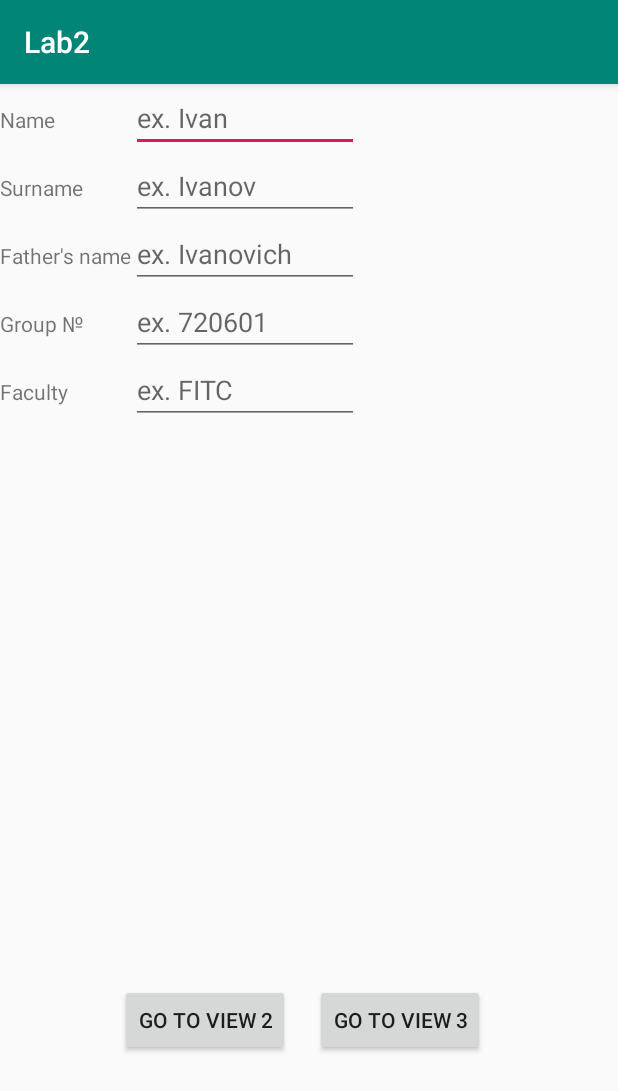
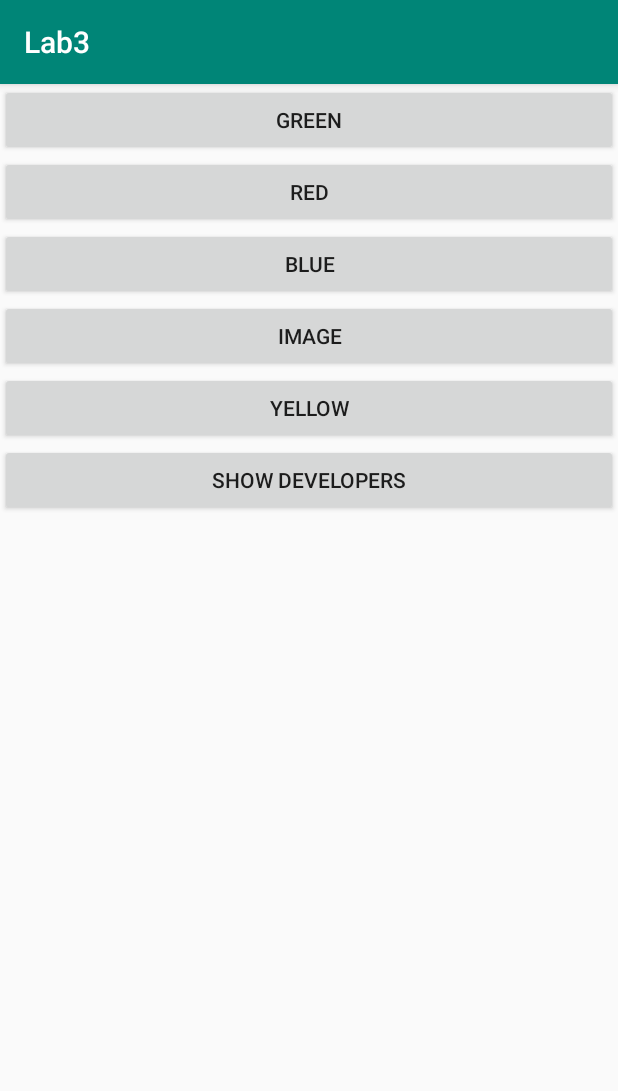
Before and after one commit to SiarheiSvila/JavaAndroidDevelopment, an Android app: the screen it shows after launch (MainActivity), on a phone screen of 412 x 824 dp. Shown: the top 1091 px of the screen. Run offline under Robolectric (Android 15) with nearby library versions, the phone set to English and light mode, and no system bars.

Commit message:
Finish lab3

```diff
--- a/app/src/main/java/com/example/lab/MainActivity.java
+++ b/app/src/main/java/com/example/lab/MainActivity.java
@@ -2,26 +2,67 @@ package com.example.lab;
 
 import androidx.appcompat.app.AppCompatActivity;
 
+import android.graphics.Color;
 import android.os.Bundle;
 import android.view.View;
+import android.widget.Button;
+import android.widget.LinearLayout;
+import android.widget.Toast;
 
 public class MainActivity extends AppCompatActivity {
 
+    private Button switchToGreen;
+    private Button switchToRed;
+    private Button switchToBlue;
+    private Button switchToImage;
+    private Button switchToYellow;
+    private LinearLayout screenLayout;
+    private Toast informationToast;
+
     @Override
-    protected void onCreate(Bundle savedInstanceState) {
+    public void onCreate(Bundle savedInstanceState) {
         super.onCreate(savedInstanceState);
         setContentView(R.layout.activity_main);
+
+        // init buttons
+        switchToBlue = findViewById(R.id.switchBlue);
+        switchToGreen = findViewById(R.id.switchGreen);
+        switchToRed = findViewById(R.id.switchRed);
+        switchToImage = findViewById(R.id.switchImage);
+        switchToYellow = findViewById(R.id.switchYellow);
+
+        screenLayout = findViewById(R.id.screenLayout);
     }
 
-    public void goTo1(View view){
-        setContentView(R.layout.activity_main);
+    public void onClick(View view) {
+        if (switchToBlue.equals(view)) {
+            screenLayout.setBackgroundColor(Color.BLUE);
+            showToast("Hello blue");
+        } else if (switchToRed.equals(view)) {
+            screenLayout.setBackgroundColor(Color.RED);
+            showToast("Hello red");
+        } else if (switchToGreen.equals(view)) {
+            screenLayout.setBackgroundColor(Color.GREEN);
+            showToast("Hello green");
+        } else if (switchToImage.equals(view)) {
+            screenLayout.setBackgroundResource(R.drawable.ic_launcher_background);
+            showToast("Hello image");
+        } else if(switchToYellow.equals(view)) {
+            screenLayout.setBackgroundColor(Color.YELLOW);
+            showToast("Hello yellow");
+        }
+
     }
 
-    public void goTo2(View view){
-        setContentView(R.layout.view2);
+    private void showToast(String text) {
+        if (informationToast != null) {
+            informationToast.cancel();
+        }
+        informationToast = Toast.makeText(getApplicationContext(), text, Toast.LENGTH_LONG);
+        informationToast.show();
     }
 
-    public void goTo3(View view){
-        setContentView(R.layout.view3);
+    public void showDevelopers(View view) {
+        showToast("Siarhei_Svila(Java developer) and Aliaksei_Pialetski(JS developer)");
     }
 }
--- a/app/src/main/res/layout/activity_main.xml
+++ b/app/src/main/res/layout/activity_main.xml
@@ -6,97 +6,54 @@
     android:layout_height="match_parent"
     tools:context=".MainActivity">
 
-    <Button
-        android:id="@+id/button2"
-        android:layout_width="wrap_content"
-        android:layout_height="wrap_content"
-        android:layout_marginStart="130dp"
-        android:onClick="goTo3"
-        android:text="@string/go_to_view3"
-        app:layout_constraintStart_toStartOf="@id/button"
-        app:layout_constraintTop_toTopOf="@id/button" />
+    <LinearLayout
+        android:id="@+id/screenLayout"
+        android:layout_width="match_parent"
+        android:layout_height="match_parent"
+        android:orientation="vertical"
+        tools:layout_editor_absoluteX="174dp"
+        tools:layout_editor_absoluteY="215dp">
 
-    <Button
-        android:id="@+id/button"
-        android:layout_width="wrap_content"
-        android:layout_height="wrap_content"
-        android:layout_marginStart="80dp"
-        android:layout_marginTop="600dp"
-        android:onClick="goTo2"
-        android:text="@string/go_to_view2"
-        app:layout_constraintStart_toStartOf="parent"
-        app:layout_constraintTop_toTopOf="parent" />
+        <Button
+            android:id="@+id/switchGreen"
+            android:layout_width="match_parent"
+            android:layout_height="wrap_content"
+            android:onClick="onClick"
+            android:text="@string/green" />
 
-    <TableLayout
-        android:layout_width="match_parent"
-        android:layout_height="wrap_content"
-        app:layout_constraintTop_toTopOf="parent"
-        tools:layout_editor_absoluteX="0dp">
+        <Button
+            android:id="@+id/switchRed"
+            android:layout_width="match_parent"
+            android:layout_height="wrap_content"
+            android:onClick="onClick"
+            android:text="@string/red" />
 
-        <TableRow
+        <Button
+            android:id="@+id/switchBlue"
             android:layout_width="match_parent"
-            android:layout_height="match_parent">
+            android:layout_height="wrap_content"
+            android:onClick="onClick"
+            android:text="@string/blue" />
 
-            <TextView android:text="@string/name"></TextView>
+        <Button
+            android:id="@+id/switchImage"
+            android:layout_width="match_parent"
+            android:layout_height="wrap_content"
+            android:onClick="onClick"
+            android:text="@string/image" />
 
-            <EditText
-                android:layout_width="152dp"
-                android:hint="@string/ivan"
-                android:inputType="text"
-                android:singleLine="true"></EditText>
-        </TableRow>
+        <Button
+            android:id="@+id/switchYellow"
+            android:layout_width="match_parent"
+            android:layout_height="wrap_content"
+            android:onClick="onClick"
+            android:text="@string/yellow" />
 
-        <TableRow
+        <Button
+            android:id="@+id/showDevelopers"
             android:layout_width="match_parent"
-            android:layout_height="match_parent">
-
-            <TextView android:text="@string/surname"></TextView>
-
-            <EditText
-                android:layout_width="152dp"
-                android:hint="@string/ivanov"
-                android:inputType="text"
-                android:singleLine="true"></EditText>
-        </TableRow>
-
-        <TableRow
-            android:layout_width="match_parent"
-            android:layout_height="match_parent">
-
-            <TextView android:text="@string/fathers_name"></TextView>
-
-            <EditText
-                android:layout_width="152dp"
-                android:hint="@string/ivanovich"
-                android:inputType="textShortMessage"
-                android:singleLine="true"></EditText>
-        </TableRow>
-
-        <TableRow
-            android:layout_width="match_parent"
-            android:layout_height="21dp">
-
-            <TextView android:text="@string/group_number"></TextView>
-
-            <EditText
-                android:layout_width="152dp"
-                android:hint="@string/my_group_num"
-                android:inputType="number"></EditText>
-        </TableRow>
-
-        <TableRow
-            android:layout_width="match_parent"
-            android:layout_height="match_parent">
-
-            <TextView android:text="@string/faculty"></TextView>
-
-            <EditText
-                android:layout_width="152dp"
-                android:autofillHints=""
-                android:hint="@string/fitc"
-                android:inputType="textShortMessage|text"></EditText>
-        </TableRow>
-
-    </TableLayout>
-
+            android:layout_height="wrap_content"
+            android:onClick="showDevelopers"
+            android:text="@string/show_developers" />
+    </LinearLayout>
 </androidx.constraintlayout.widget.ConstraintLayout>
--- a/app/src/main/res/values/strings.xml
+++ b/app/src/main/res/values/strings.xml
@@ -1,17 +1,9 @@
 <resources>
-    <string name="app_name">Lab2</string>
-    <string name="name">Name</string>
-    <string name="surname">Surname</string>
-    <string name="fathers_name">Father\'s name</string>
-    <string name="group_number">Group №</string>
-    <string name="faculty">Faculty</string>
-    <string name="ivan">ex. Ivan</string>
-    <string name="ivanov">ex. Ivanov</string>
-    <string name="ivanovich">ex. Ivanovich</string>
-    <string name="my_group_num">ex. 720601</string>
-    <string name="fitc">ex. FITC</string>
-
-    <string name="go_to_view1">Go to view 1</string>
-    <string name="go_to_view2">Go to view 2</string>
-    <string name="go_to_view3">Go to view 3</string>
+    <string name="app_name">Lab3</string>
+    <string name="green">Green</string>
+    <string name="red">Red</string>
+    <string name="blue">Blue</string>
+    <string name="yellow">Yellow</string>
+    <string name="image">Image</string>
+    <string name="show_developers">Show developers</string>
 </resources>
```
Also changed, not shown: app/src/main/res/layout/view2.xml (deleted, +0 -147 lines), app/src/main/res/layout/view3.xml (deleted, +0 -149 lines), 1 other file.
